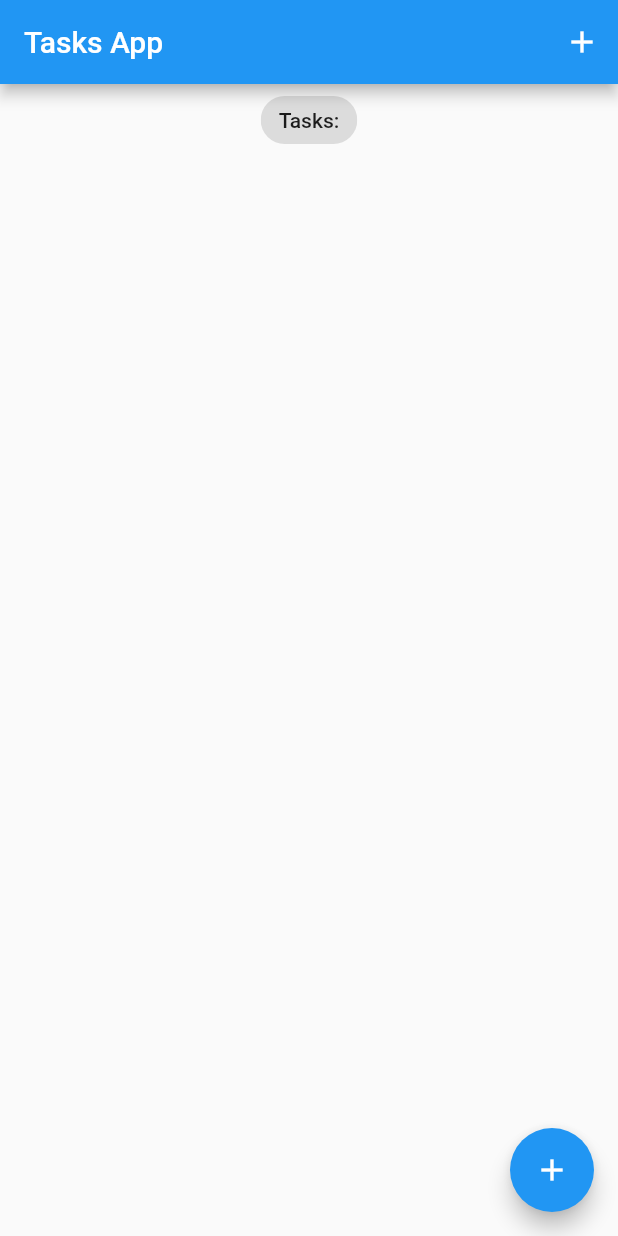
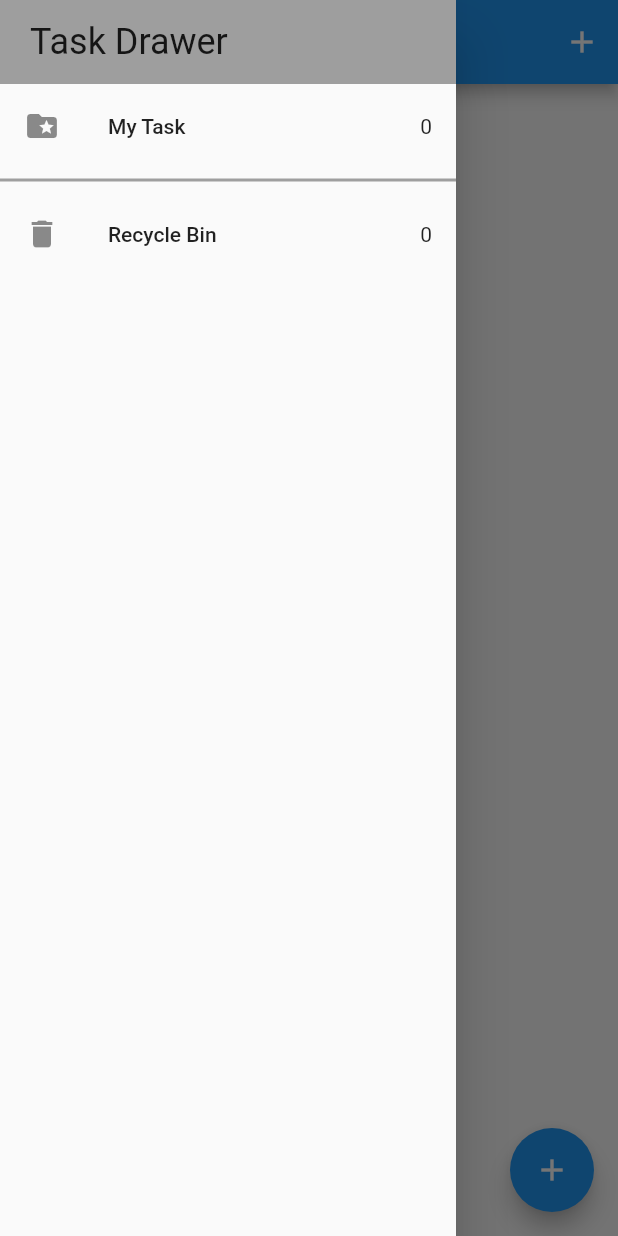
Before and after one commit to quanganhnguyen001/Task_App, a Flutter app: the screen it shows after launch, with the side drawer open (before the commit the screen has no drawer), on a phone screen of 412 x 824 dp. Run offline on Flutter 3.47's test engine with Material 2 defaults, Android fonts, the phone set to English and light mode, and no system bars; our stand-ins replace bloc, equatable, flutter_bloc, hydrated_bloc.

Commit message:
Add Drawer & Recycle Bin

```diff
--- a/task_app/lib/blocs/bloc/task_bloc.dart
+++ b/task_app/lib/blocs/bloc/task_bloc.dart
@@ -12,12 +12,14 @@ class TaskBloc extends HydratedBloc<TaskEvent, TaskState> {
     on<AddTask>(_onAddTask);
     on<UpdateTask>(_onUpdateTask);
     on<DeleteTask>(_onDeleteTask);
+    on<RemoveTask>(_onRemoveTask);
   }
 
   void _onAddTask(AddTask event, Emitter<TaskState> emit) {
     final state = this.state;
     emit(TaskState(
       allTask: List.from(state.allTask)..add(event.task),
+      removeTask: state.removeTask,
     ));
   }
 
@@ -30,12 +32,23 @@ class TaskBloc extends HydratedBloc<TaskEvent, TaskState> {
         ? allTask.insert(index, task.copyWith(isDone: true))
         : allTask.insert(index, task.copyWith(isDone: false));
 
-    emit(TaskState(allTask: allTask));
+    emit(TaskState(allTask: allTask, removeTask: state.removeTask));
   }
 
   void _onDeleteTask(DeleteTask event, Emitter<TaskState> emit) {
     final state = this.state;
-    emit(TaskState(allTask: List.from(state.allTask)..remove(event.task)));
+    emit(TaskState(
+        allTask: state.allTask,
+        removeTask: List.from(state.removeTask)..remove(event.task)));
+  }
+
+  void _onRemoveTask(RemoveTask event, Emitter<TaskState> emit) {
+    final state = this.state;
+    emit(TaskState(
+      allTask: List.from(state.allTask)..remove(event.task),
+      removeTask: List.from(state.removeTask)
+        ..add(event.task.copyWith(isDeleted: true)),
+    ));
   }
 
   @override
--- a/task_app/lib/blocs/bloc/task_event.dart
+++ b/task_app/lib/blocs/bloc/task_event.dart
@@ -33,3 +33,12 @@ class DeleteTask extends TaskEvent {
   @override
   List<Object> get props => [task];
 }
+
+class RemoveTask extends TaskEvent {
+  final Task task;
+
+  RemoveTask({required this.task});
+
+  @override
+  List<Object> get props => [task];
+}
--- a/task_app/lib/blocs/bloc/task_state.dart
+++ b/task_app/lib/blocs/bloc/task_state.dart
@@ -2,15 +2,18 @@ part of 'task_bloc.dart';
 
 class TaskState extends Equatable {
   final List<Task> allTask;
-  const TaskState({this.allTask = const <Task>[]});
+  final List<Task> removeTask;
+  const TaskState(
+      {this.allTask = const <Task>[], this.removeTask = const <Task>[]});
 
   @override
-  List<Object> get props => [allTask];
+  List<Object> get props => [allTask, removeTask];
 
   Map<String, dynamic> toMap() {
     final result = <String, dynamic>{};
 
     result.addAll({'allTask': allTask.map((x) => x.toMap()).toList()});
+    result.addAll({'removeTask': removeTask.map((x) => x.toMap()).toList()});
 
     return result;
   }
@@ -18,6 +21,8 @@ class TaskState extends Equatable {
   factory TaskState.fromMap(Map<String, dynamic> map) {
     return TaskState(
       allTask: List<Task>.from(map['allTask']?.map((x) => Task.fromMap(x))),
+      removeTask:
+          List<Task>.from(map['removeTask']?.map((x) => Task.fromMap(x))),
     );
   }
 }
--- a/task_app/lib/main.dart
+++ b/task_app/lib/main.dart
@@ -2,6 +2,7 @@ import 'package:flutter/material.dart';
 import 'package:flutter_bloc/flutter_bloc.dart';
 import 'package:hydrated_bloc/hydrated_bloc.dart';
 import 'package:path_provider/path_provider.dart';
+import 'package:task_app/services/router.dart';
 import 'blocs/bloc/task_bloc.dart';
 import 'screens/home_screens.dart';
 
@@ -10,13 +11,16 @@ void main() async {
   final storage = await HydratedStorage.build(
       storageDirectory: await getApplicationDocumentsDirectory());
   HydratedBlocOverrides.runZoned(
-    () => runApp(const MyApp()),
+    () => runApp(MyApp(
+      appRouter: AppRouter(),
+    )),
     storage: storage,
   );
 }
 
 class MyApp extends StatelessWidget {
-  const MyApp({Key? key}) : super(key: key);
+  const MyApp({Key? key, required this.appRouter}) : super(key: key);
+  final AppRouter appRouter;
 
   // This widget is the root of your application.
   @override
@@ -29,6 +33,7 @@ class MyApp extends StatelessWidget {
           primarySwatch: Colors.blue,
         ),
         home: HomeScreens(),
+        onGenerateRoute: appRouter.onGenerateRoute,
       ),
     );
   }
--- /dev/null
+++ b/task_app/lib/screens/drawer_screens.dart
@@ -0,0 +1,58 @@
+import 'package:flutter/material.dart';
+import 'package:flutter_bloc/flutter_bloc.dart';
+import 'package:task_app/blocs/bloc/task_bloc.dart';
+import 'package:task_app/screens/home_screens.dart';
+import 'package:task_app/screens/recycle_bin.dart';
+
+class DrawerScreens extends StatelessWidget {
+  const DrawerScreens({Key? key}) : super(key: key);
+
+  @override
+  Widget build(BuildContext context) {
+    return SafeArea(
+      child: Drawer(
+        child: Column(
+          children: [
+            Container(
+              width: double.infinity,
+              padding: EdgeInsets.symmetric(horizontal: 20, vertical: 14),
+              color: Colors.grey,
+              child: Text(
+                'Task Drawer',
+                style: Theme.of(context).textTheme.headline5,
+              ),
+            ),
+            BlocBuilder<TaskBloc, TaskState>(
+              builder: (context, state) {
+                return GestureDetector(
+                  onTap: () => Navigator.pushNamed(context, HomeScreens.name),
+                  child: ListTile(
+                    leading: Icon(Icons.folder_special),
+                    title: Text('My Task'),
+                    trailing: Text('${state.allTask.length}'),
+                  ),
+                );
+              },
+            ),
+            Divider(
+              color: Colors.grey,
+              thickness: 2,
+            ),
+            BlocBuilder<TaskBloc, TaskState>(
+              builder: (context, state) {
+                return GestureDetector(
+                  onTap: () => Navigator.pushNamed(context, RecycleBin.name),
+                  child: ListTile(
+                    leading: Icon(Icons.delete),
+                    title: Text('Recycle Bin'),
+                    trailing: Text('${state.removeTask.length}'),
+                  ),
+                );
+              },
+            ),
+          ],
+        ),
+      ),
+    );
+  }
+}
--- a/task_app/lib/screens/home_screens.dart
+++ b/task_app/lib/screens/home_screens.dart
@@ -2,13 +2,14 @@ import 'package:flutter/material.dart';
 import 'package:flutter_bloc/flutter_bloc.dart';
 import 'package:task_app/blocs/bloc/task_bloc.dart';
 import 'package:task_app/models/task.dart';
+import 'package:task_app/screens/drawer_screens.dart';
 
 import '../widget/add_task.dart';
 import '../widget/task_list.dart';
 
 class HomeScreens extends StatelessWidget {
   const HomeScreens({Key? key}) : super(key: key);
-
+  static const name = '/task_screens';
   void _addTask(BuildContext context) {
     showModalBottomSheet(
         context: context,
@@ -36,13 +37,14 @@ class HomeScreens extends StatelessWidget {
               )
             ],
           ),
+          drawer: DrawerScreens(),
           body: Column(
             crossAxisAlignment: CrossAxisAlignment.center,
             children: [
               Center(
                 child: Chip(
                   label: Text(
-                    'Tasks:',
+                    'Tasks: ${state.allTask.length}',
                   ),
                 ),
               ),
--- /dev/null
+++ b/task_app/lib/widget/task_tile.dart
@@ -0,0 +1,42 @@
+import 'package:flutter/material.dart';
+import 'package:flutter_bloc/flutter_bloc.dart';
+
+import '../blocs/bloc/task_bloc.dart';
+import '../models/task.dart';
+
+class TaskTile extends StatelessWidget {
+  const TaskTile({
+    Key? key,
+    required this.task,
+  }) : super(key: key);
+
+  final Task task;
+
+  void _removeOrDelete(BuildContext context, Task task) {
+    task.isDeleted!
+        ? context.read<TaskBloc>().add(DeleteTask(task: task))
+        : context.read<TaskBloc>().add(RemoveTask(task: task));
+  }
+
+  @override
+  Widget build(BuildContext context) {
+    return ListTile(
+      onLongPress: () {
+        _removeOrDelete(context, task);
+      },
+      title: Text(
+        task.title,
+        style: TextStyle(
+            decoration: task.isDone! ? TextDecoration.lineThrough : null),
+      ),
+      trailing: Checkbox(
+        value: task.isDone,
+        onChanged: task.isDeleted == false
+            ? (value) {
+                context.read<TaskBloc>().add(UpdateTask(task: task));
+              }
+            : null,
+      ),
+    );
+  }
+}
```
Also changed, not shown: task_app/lib/screens/recycle_bin.dart (added, +45 -0 lines), task_app/lib/services/router.dart (added, +16 -0 lines), task_app/lib/widget/task_list.dart (+2 -12 lines), 1 other file.
